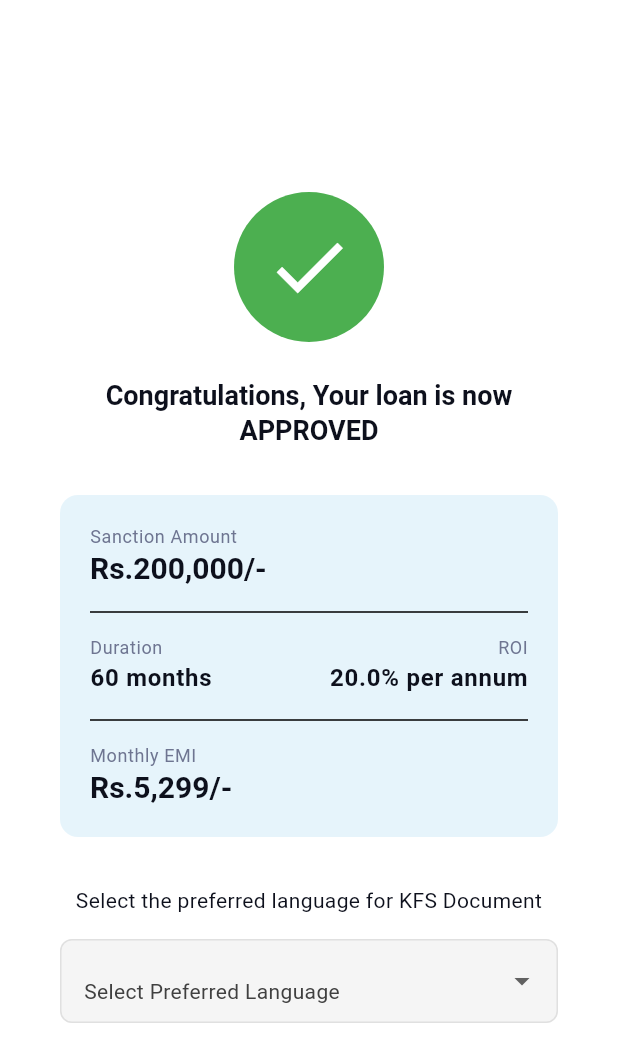
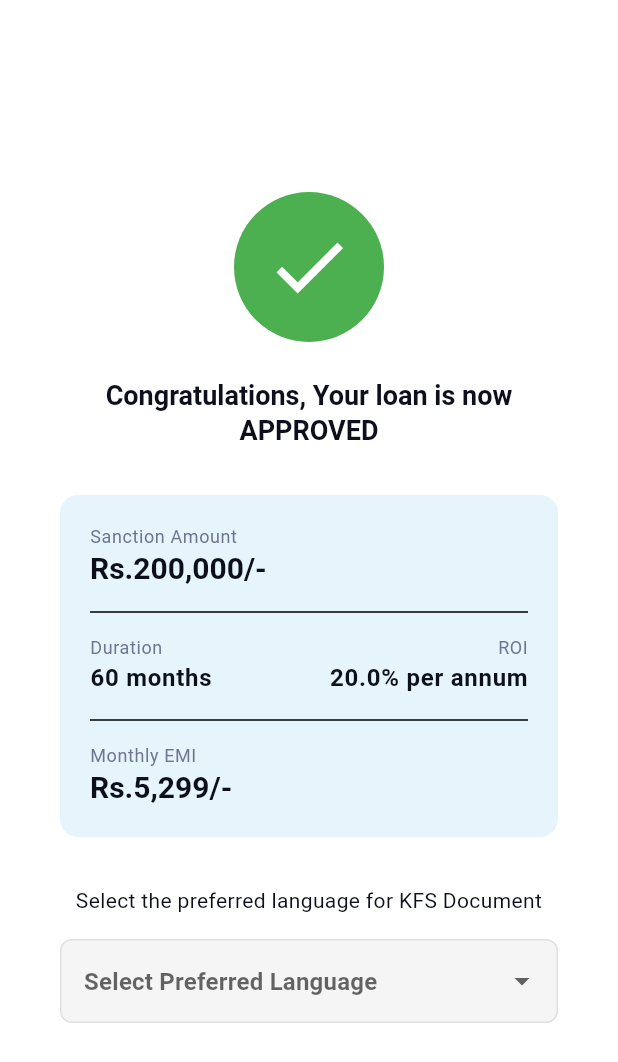
Before and after one commit to nirosha-expleo/VerifyUser, a Flutter app: the OfferAcceptedScreen screen opened by its route, on a phone screen of 412 x 824 dp. Shown: the top 1062 px of the screen. Run offline on Flutter 3.47's test engine with Material 3 defaults, Android fonts, the phone set to English and light mode, and no system bars; our stand-ins replace go_router, google_fonts; missing offline and left inert: dart:html.

Commit message:
Update offer_accepted_screen.dart

```diff
--- a/lib/screens/offer_accepted_screen.dart
+++ b/lib/screens/offer_accepted_screen.dart
@@ -229,7 +229,7 @@ class _OfferAcceptedScreenState extends State<OfferAcceptedScreen> {
                         borderRadius: BorderRadius.circular(8),
                         borderSide: const BorderSide(color: AppColors.appButtonColor, width: 2),
                       ),
-                      hint: const Text('Select Preferred Language'),
+                      hintText: 'Select Preferred Language',
                     ),
                     items: _languages.map((language) {
                       return DropdownMenuItem<String>(
```
